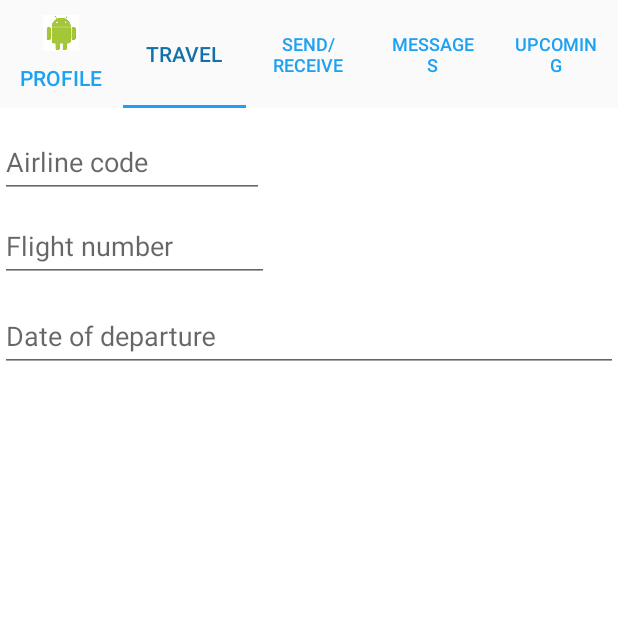
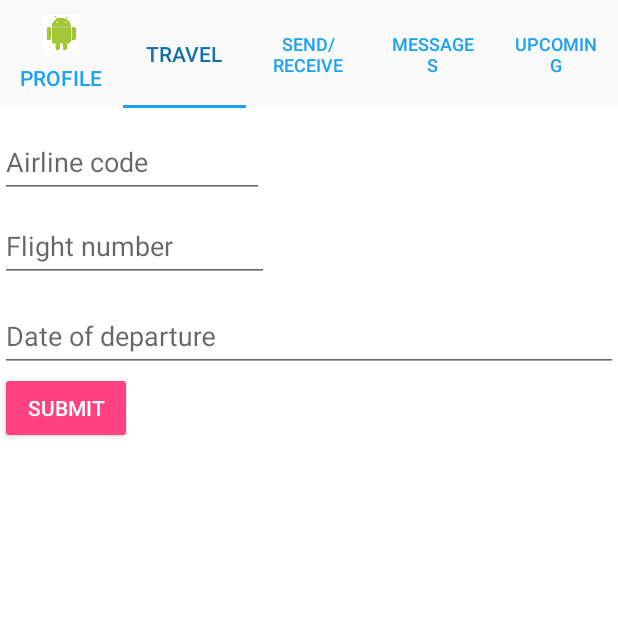
Before and after one commit to robertvunabandi/airspace-app-old, an Android app: the screen it shows after launch (MainActivity), tab 2 chosen, on a phone screen of 412 x 824 dp, the top half of it. Run offline under Robolectric (Android 15) with nearby library versions, the phone set to English and light mode, and no system bars; libraries missing offline, so code that uses them is left out: com.loopj.android, cz.msebera.android; 1 statement that could not run was skipped.

Commit message:
Added submit button to travel fragment

```diff
--- a/app/src/main/java/com/example/mandaleeyp/teamrawrapp/fragments/TravelFragment.java
+++ b/app/src/main/java/com/example/mandaleeyp/teamrawrapp/fragments/TravelFragment.java
@@ -4,63 +4,71 @@ import android.app.DatePickerDialog;
 import android.os.Bundle;
 import android.support.design.widget.TextInputLayout;
 import android.support.v4.app.Fragment;
+import android.util.Log;
 import android.view.LayoutInflater;
 import android.view.View;
 import android.view.ViewGroup;
+import android.widget.Button;
 import android.widget.DatePicker;
 import android.widget.EditText;
-import android.widget.ImageButton;
+import android.widget.Toast;
 
+import com.example.mandaleeyp.teamrawrapp.Flight;
 import com.example.mandaleeyp.teamrawrapp.R;
+import com.loopj.android.http.AsyncHttpClient;
+import com.loopj.android.http.JsonHttpResponseHandler;
+import com.loopj.android.http.RequestParams;
+
+import org.json.JSONArray;
+import org.json.JSONException;
+import org.json.JSONObject;
 
 import java.text.SimpleDateFormat;
 import java.util.Calendar;
 import java.util.Locale;
 
+import cz.msebera.android.httpclient.Header;
+
 public class TravelFragment extends Fragment {
 
-    ImageButton btnDate;
-    int TO_CODE = 0;
+    // base URL for API
+    public final static String API_BASE_URL = "https://api.flightstats.com/flex/schedules/rest";
+    // parameter name for API key
+    public final static String APP_KEY_PARAM = "appKey";
+    public final static String APP_ID_PARAM = "appId";
 
-    // TODO: Rename parameter arguments, choose names that match
-    // the fragment initialization parameters, e.g. ARG_ITEM_NUMBER
-    private static final String ARG_PARAM1 = "param1";
-    private static final String ARG_PARAM2 = "param2";
+    private int flightYear;
+    private int flightMonth;
+    private int flightDay;
+    private String airlineCode;
+    Button btnSubmit;
+    int FROM_CODE = 0;
 
-    // TODO: Rename and change types of parameters
-    private String mParam1;
-    private String mParam2;
+    // instance fields
+    AsyncHttpClient client;
 
-//    private OnFragmentInteractionListener mListener;
 
     public TravelFragment() {
         // Required empty public constructor
     }
 
-    /**
-     * Use this factory method to create a new instance of
-     * this fragment using the provided parameters.
-     *
-     * @param param1 Parameter 1.
-     * @param param2 Parameter 2.
-     * @return A new instance of fragment TravelFragment.
-     */
-    // TODO: Rename and change types and number of parameters
     public static TravelFragment newInstance(String param1, String param2) {
         TravelFragment fragment = new TravelFragment();
         Bundle args = new Bundle();
-        args.putString(ARG_PARAM1, param1);
-        args.putString(ARG_PARAM2, param2);
+//        args.putString(ARG_PARAM1, param1);
+//        args.putString(ARG_PARAM2, param2);
         fragment.setArguments(args);
         return fragment;
     }
+
     @Override
     public void onCreate(Bundle savedInstanceState) {
         super.onCreate(savedInstanceState);
-        if (getArguments() != null) {
-            mParam1 = getArguments().getString(ARG_PARAM1);
-            mParam2 = getArguments().getString(ARG_PARAM2);
-        }
+
+        client = new AsyncHttpClient();
+
+//        getFlight();
+
     }
 
     @Override
@@ -70,6 +78,10 @@ public class TravelFragment extends Fragment {
         TextInputLayout airlinecodeWrapper = (TextInputLayout) v.findViewById(R.id.airlinecodeWrapper);
         TextInputLayout flightnumberWrapper = (TextInputLayout) v.findViewById(R.id.flightnumberWrapper);
         TextInputLayout dateWrapper = (TextInputLayout) v.findViewById(R.id.dateWrapper);
+        btnSubmit = (Button) v.findViewById(R.id.bt_submit);
+        final EditText airlineCode = (EditText) v.findViewById(R.id.til_airlineCode);
+        final EditText flightNumber = (EditText) v.findViewById(R.id.til_flightNumber);
+
         airlinecodeWrapper.setHint("Airline code");
         flightnumberWrapper.setHint("Flight number");
         dateWrapper.setHint("Date of departure");
@@ -88,9 +100,14 @@ public class TravelFragment extends Fragment {
                 String myFormat = "MM/dd/yy"; //In which you need put here
                 SimpleDateFormat sdf = new SimpleDateFormat(myFormat, Locale.US);
                 et_date.setText(sdf.format(myCalendar.getTime()));
+
+                flightYear = year;
+                flightMonth = monthOfYear;
+                flightDay = dayOfMonth;
             }
         };
 
+        // onClickListener for date
         et_date.setOnClickListener(new View.OnClickListener() {
             @Override
             public void onClick(View v) {
@@ -101,14 +118,60 @@ public class TravelFragment extends Fragment {
             }
         });
 
+        // onClickListener for submit button
+        btnSubmit.setOnClickListener(new View.OnClickListener() {
+            @Override
+            public void onClick(View v) {
+//                Intent i = new Intent(getContext(), AirportSearchActivity.class);
+//                i.putExtra("placeholder", "Submit");
+//                startActivityForResult(i, FROM_CODE);
+
+                //create URL
+                String url = API_BASE_URL + "/v1/json/flight/" + airlineCode.getText() + "/" + flightNumber.getText() + "/departing/" + flightYear + "/" + flightMonth + "/" + flightDay;
+                Log.e("TravelFragment", url);
+                // set request parameters
+                RequestParams params = new RequestParams();
+                params.put(APP_KEY_PARAM, getString(R.string.api_key)); // API key, always required
+                params.put(APP_ID_PARAM, getString(R.string.app_id)); // AppId
+
+
+                //execute a GET request expecting a JSON object response
+                client.get(url, params, new JsonHttpResponseHandler() {
+                    @Override
+                    public void onSuccess(int statusCode, Header[] headers, JSONObject response) {
+                        try {
+                            Flight flight = Flight.fromJSON(response);
+                            processResponse(response);
+                        } catch (JSONException e) {
+                            Toast.makeText(getContext(), String.format("WOW"), Toast.LENGTH_SHORT).show();
+                        }
+                    }
+
+                    @Override
+                    public void onFailure(int statusCode, Header[] headers, Throwable throwable, JSONObject errorResponse) {
+                        Toast.makeText(getContext(), String.format("error 1 %s", errorResponse, toString()), Toast.LENGTH_SHORT).show();
+                    }
+
+                    @Override
+                    public void onFailure(int statusCode, Header[] headers, Throwable throwable, JSONArray errorResponse) {
+                        Toast.makeText(getContext(), String.format("error 2 %s", errorResponse, toString()), Toast.LENGTH_SHORT).show();
+                    }
+
+                    @Override
+                    public void onFailure(int statusCode, Header[] headers, String responseString, Throwable throwable) {
+                        Toast.makeText(getContext(), String.format("error 3 %s", responseString), Toast.LENGTH_SHORT).show();
+                    }
+                });
+
+            }
+        });
+
         return v;
     }
 
-    /*private void updateLabel() {
-        String myFormat = "MM/dd/yy"; //In which you need put here
-        SimpleDateFormat sdf = new SimpleDateFormat(myFormat, Locale.US);
-        et_date.setText(sdf.format(myCalendar.getTime()));
-    }*/
+    public void processResponse(JSONObject response) {
+        Toast.makeText(getContext(), String.format("%s", response.toString()), Toast.LENGTH_SHORT).show();
+    }
 
 }
 
@@ -164,4 +227,17 @@ public interface OnFragmentInteractionListener {
 //        });
 //
 
+//    int TO_CODE = 0;
+//
+//    // TODO: Rename parameter arguments, choose names that match
+//    // the fragment initialization parameters, e.g. ARG_ITEM_NUMBER
+//    private static final String ARG_PARAM1 = "param1";
+//    private static final String ARG_PARAM2 = "param2";
+//
+//    // TODO: Rename and change types of parameters
+//    private String mParam1;
+//    private String mParam2;
+
+//    private OnFragmentInteractionListener mListener;
+
 */
--- a/app/src/main/res/layout/fragment_travel.xml
+++ b/app/src/main/res/layout/fragment_travel.xml
@@ -58,6 +58,13 @@
             android:inputType="textPersonName" />
     </android.support.design.widget.TextInputLayout>
 
+    <Button
+        android:id="@+id/bt_submit"
+        style="@style/Widget.AppCompat.Button.Colored"
+        android:layout_width="wrap_content"
+        android:layout_height="wrap_content"
+        android:text="Submit" />
+
 
     <!--</LinearLayout>-->
 
--- /dev/null
+++ b/app/src/main/res/values/secrets.xml
@@ -0,0 +1,5 @@
+<?xml version="1.0" encoding="utf-8"?>
+<resources>
+    <string name="api_key">18fbdc637c960cf833ba0d510ae708d1</string>
+    <string name="app_id">331674c1</string>
+</resources>
```
Also changed, not shown: app/src/main/java/com/example/mandaleeyp/teamrawrapp/Flight.java (added, +44 -0 lines). Lines whose indentation alone changed are shown as unchanged.
